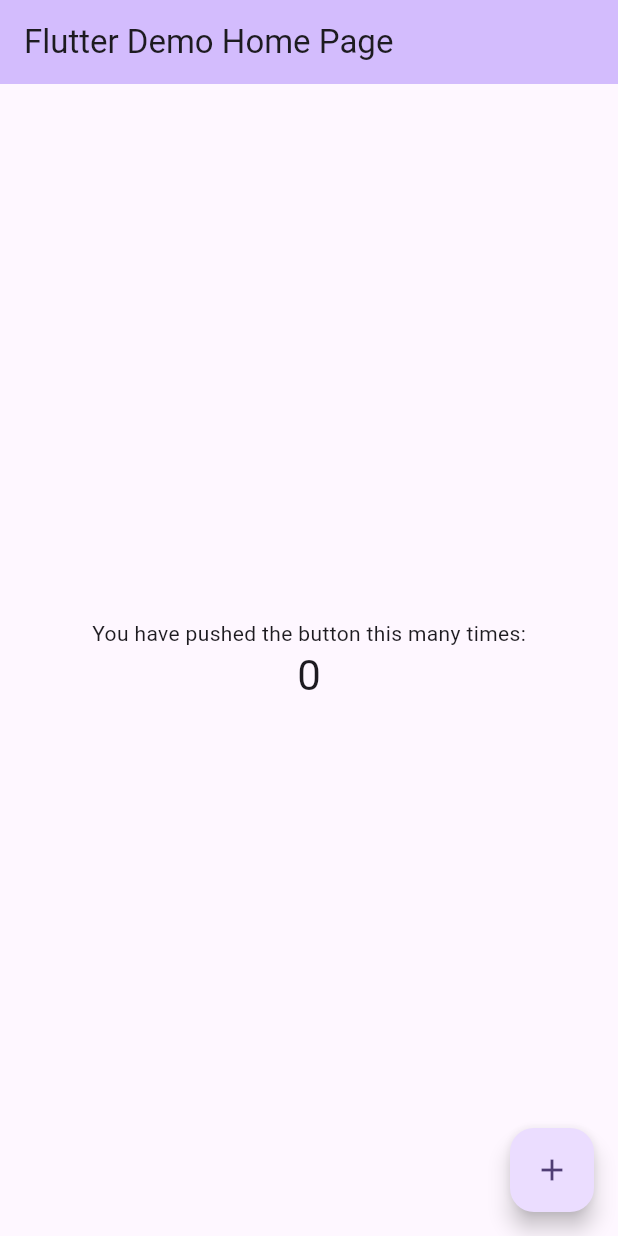
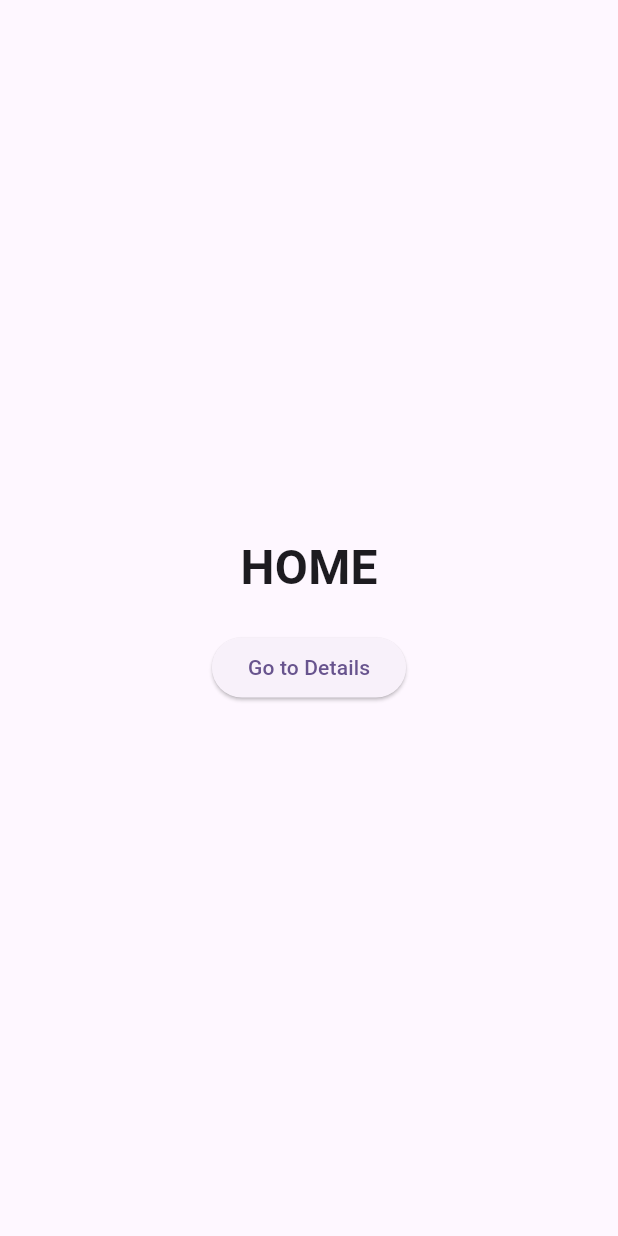
Before and after one commit to patelv712/4261Proj, a Flutter app: the screen it shows after launch, on a phone screen of 412 x 824 dp. Run offline on Flutter 3.47's test engine with Material 3 defaults, Android fonts, the phone set to English and light mode, and no system bars.

Commit message:
sample home screen

```diff
--- /dev/null
+++ b/proj1/lib/homescreen.dart
@@ -0,0 +1,35 @@
+import 'package:flutter/material.dart';
+
+class HomeScreen extends StatelessWidget {
+  @override
+  Widget build(BuildContext context) {
+    return Scaffold(
+      body: SafeArea(
+        child: Center(
+          child: Padding(
+            padding: const EdgeInsets.all(16.0),
+            child: Column(
+              mainAxisAlignment: MainAxisAlignment.center,
+              children: <Widget>[
+                Text(
+                  'HOME',
+                  style: TextStyle(
+                    fontSize: 32.0,
+                    fontWeight: FontWeight.bold,
+                  ),
+                ),
+                SizedBox(height: 20),
+                ElevatedButton(
+                  onPressed: () {
+                    // Handle button press
+                  },
+                  child: Text('Go to Details'),
+                ),
+              ],
+            ),
+          ),
+        ),
+      ),
+    );
+  }
+}
--- a/proj1/lib/main.dart
+++ b/proj1/lib/main.dart
@@ -1,4 +1,5 @@
 import 'package:flutter/material.dart';
+import 'homescreen.dart';
 
 void main() {
   runApp(const MyApp());
@@ -31,7 +32,7 @@ class MyApp extends StatelessWidget {
         colorScheme: ColorScheme.fromSeed(seedColor: Colors.deepPurple),
         useMaterial3: true,
       ),
-      home: const MyHomePage(title: 'Flutter Demo Home Page'),
+      home: HomeScreen(),
     );
   }
 }
```
